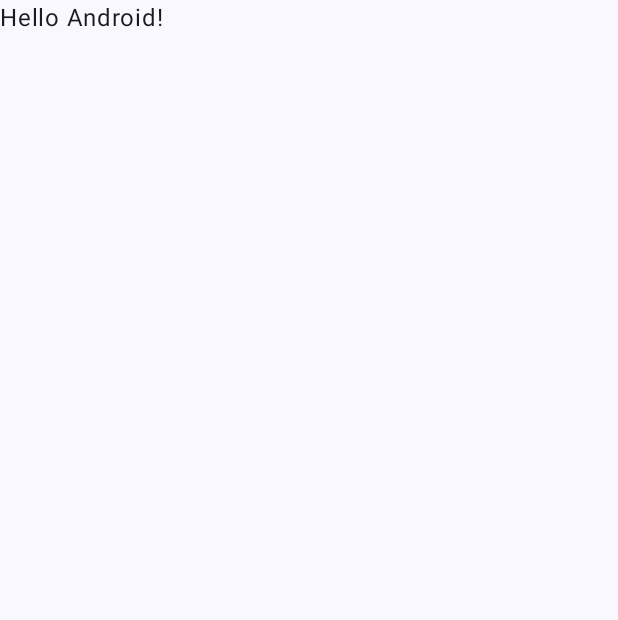
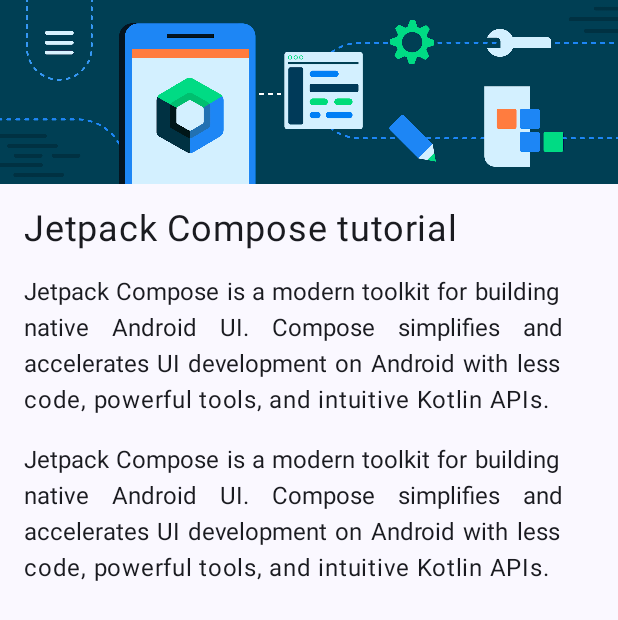
Before and after one commit to BingPom/JetpackComposetutorial, an Android app built with Jetpack Compose: the screen it shows after launch (MainActivity), on a phone screen of 412 x 824 dp. Before the commit the part shown is almost empty. Shown: the top 620 px of the screen. Run offline under Robolectric (Android 15) with nearby library versions, the phone set to English and light mode, and no system bars.

```diff
--- a/app/src/main/java/com/example/jetpackcomposetutorial/MainActivity.kt
+++ b/app/src/main/java/com/example/jetpackcomposetutorial/MainActivity.kt
@@ -3,13 +3,24 @@ package com.example.jetpackcomposetutorial
 import android.os.Bundle
 import androidx.activity.ComponentActivity
 import androidx.activity.compose.setContent
+import androidx.compose.foundation.Image
+import androidx.compose.foundation.layout.Arrangement
+import androidx.compose.foundation.layout.Column
+import androidx.compose.foundation.layout.fillMaxHeight
 import androidx.compose.foundation.layout.fillMaxSize
+import androidx.compose.foundation.layout.padding
 import androidx.compose.material3.MaterialTheme
 import androidx.compose.material3.Surface
 import androidx.compose.material3.Text
 import androidx.compose.runtime.Composable
 import androidx.compose.ui.Modifier
+import androidx.compose.ui.layout.ContentScale
+import androidx.compose.ui.res.painterResource
+import androidx.compose.ui.res.stringResource
+import androidx.compose.ui.text.style.TextAlign
 import androidx.compose.ui.tooling.preview.Preview
+import androidx.compose.ui.unit.dp
+import androidx.compose.ui.unit.sp
 import com.example.jetpackcomposetutorial.ui.theme.JetpackComposeTutorialTheme
 
 class MainActivity : ComponentActivity() {
@@ -22,7 +33,7 @@ class MainActivity : ComponentActivity() {
                     modifier = Modifier.fillMaxSize(),
                     color = MaterialTheme.colorScheme.background
                 ) {
-                    Greeting("Android")
+                    Jetpack_page(getString(R.string.jetpack_paragraph_2))
                 }
             }
         }
@@ -30,17 +41,47 @@ class MainActivity : ComponentActivity() {
 }
 
 @Composable
-fun Greeting(name: String, modifier: Modifier = Modifier) {
-    Text(
-        text = "Hello $name!",
+fun Jetpack_page(name: String, modifier: Modifier = Modifier) {
+    val imagen = painterResource(id = R.drawable.bg_compose_background)
+    Column(
+        verticalArrangement = Arrangement.Top,
         modifier = modifier
+                .fillMaxSize()
     )
+    {
+        Image(
+            painter = imagen,
+            contentDescription = null,
+            contentScale = ContentScale.FillWidth
+        )
+        Text(
+            text = stringResource(id = R.string.jetpack_title),
+            fontSize = 24.sp,
+            modifier = modifier
+                .padding(16.dp)
+        )
+        Text(
+            text = stringResource(id = R.string.jetpack_paragraph_1),
+            textAlign = TextAlign.Justify,
+            modifier = modifier
+                .padding(
+                    start = 16.dp,
+                    end = 16.dp
+                    )
+        )
+        Text(
+            text = stringResource(id = R.string.jetpack_paragraph_1),
+            textAlign = TextAlign.Justify,
+            modifier = modifier
+                .padding(16.dp)
+        )
+    }
 }
 
 @Preview(showBackground = true)
 @Composable
 fun GreetingPreview() {
     JetpackComposeTutorialTheme {
-        Greeting("Android")
+        Jetpack_page("Android")
     }
 }
--- a/app/src/main/res/values/strings.xml
+++ b/app/src/main/res/values/strings.xml
@@ -1,3 +1,6 @@
 <resources>
     <string name="app_name">Jetpack Compose tutorial</string>
+    <string name="jetpack_title">Jetpack Compose tutorial</string>
+    <string name="jetpack_paragraph_1">Jetpack Compose is a modern toolkit for building native Android UI. Compose simplifies and accelerates UI development on Android with less code, powerful tools, and intuitive Kotlin APIs.</string>
+    <string name="jetpack_paragraph_2">In this tutorial, you build a simple UI component with declarative functions. You call Compose functions to say what elements you want and the Compose compiler does the rest. Compose is built around Composable functions. These functions let you define your app\\\'s UI programmatically because they let you describe how it should look and provide data dependencies, rather than focus on the process of the UI\\\'s construction, such as initializing an element and then attaching it to a parent. To create a Composable function, you add the @Composable annotation to the function name.</string>
 </resources>
```
Also changed, not shown: app/src/main/res/drawable-nodpi/bg_compose_background.png (added).
